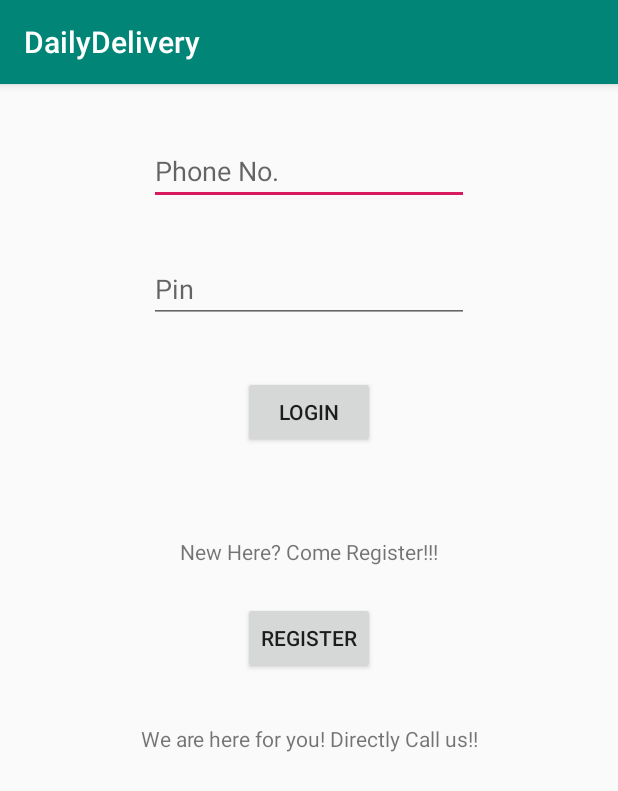
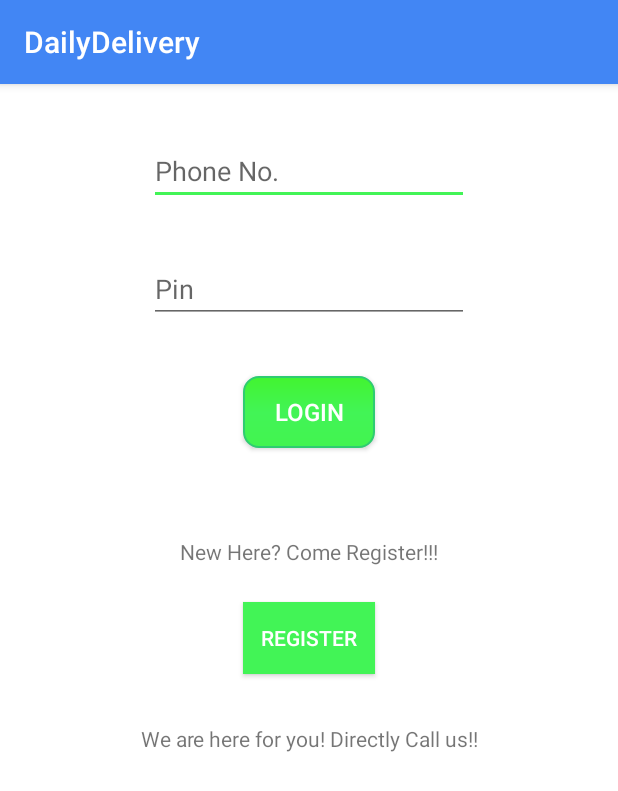
Before and after one commit to dailydelivery4u/DailyDelivery, an Android app: the screen it shows after launch (LoginActivity), on a phone screen of 412 x 824 dp. Shown: the top 791 px of the screen. Run offline under Robolectric (Android 15) with nearby library versions, the phone set to English and light mode, and no system bars.

Commit message:
added basic colors and button styles

```diff
--- a/app/src/main/AndroidManifest.xml
+++ b/app/src/main/AndroidManifest.xml
@@ -12,7 +12,8 @@
         android:roundIcon="@mipmap/ic_launcher_round"
         android:supportsRtl="true"
         android:theme="@style/AppTheme">
-        <activity android:name=".LoginActivity">
+        <activity android:name=".LoginActivity"
+            android:theme="@style/DailyDelivery">
             <intent-filter>
                 <action android:name="android.intent.action.MAIN" />
 
--- /dev/null
+++ b/app/src/main/res/drawable/button_green.xml
@@ -0,0 +1,11 @@
+<?xml version="1.0" encoding="utf-8"?>
+<shape xmlns:android="http://schemas.android.com/apk/res/android"
+    android:shape="rectangle">
+    <gradient
+        android:startColor="#42f430"
+        android:centerColor="@color/colorAccent"
+        android:endColor="#42f450"
+        android:angle="270" />
+    <corners android:radius="10dp" />
+    <stroke android:width="2px" android:color="#2ECC71" />
+</shape>
--- a/app/src/main/res/layout/activity_login.xml
+++ b/app/src/main/res/layout/activity_login.xml
@@ -36,6 +36,9 @@
         android:layout_marginTop="35dp"
         android:onClick="onLoginBtnClicked"
         android:text="Login"
+        android:textSize="16dp"
+        android:background="@drawable/button_green"
+        android:textColor="@android:color/white"
         app:layout_constraintEnd_toEndOf="parent"
         app:layout_constraintStart_toStartOf="parent"
         app:layout_constraintTop_toBottomOf="@+id/pinInput" />
@@ -59,6 +62,8 @@
         android:layout_marginTop="24dp"
         android:onClick="onRegisterBrnClicked"
         android:text="Register"
+        android:background="@color/colorAccent"
+        android:textColor="@android:color/white"
         app:layout_constraintStart_toStartOf="@+id/textView2"
         app:layout_constraintTop_toBottomOf="@+id/textView" />
 
--- /dev/null
+++ b/app/src/main/res/values-v21/styles.xml
@@ -0,0 +1,10 @@
+<?xml version="1.0" encoding="utf-8"?>
+<resources>
+
+    <style name="DailyDelivery" parent="AppTheme">
+        <item name="android:navigationBarColor">@color/colorPrimary</item>
+        <item name="android:textColorPrimary">@color/lightBackground</item>
+        <item name="android:textColorPrimaryInverse">@color/colorAccent</item>
+        <item name="android:windowBackground">@android:color/background_light</item>
+    </style>
+</resources>
--- a/app/src/main/res/values/colors.xml
+++ b/app/src/main/res/values/colors.xml
@@ -1,6 +1,11 @@
 <?xml version="1.0" encoding="utf-8"?>
 <resources>
-    <color name="colorPrimary">#008577</color>
-    <color name="colorPrimaryDark">#00574B</color>
-    <color name="colorAccent">#D81B60</color>
+    <color name="colorPrimary">#4286f4</color>
+    <color name="colorPrimaryDark">#415cf4</color>
+    <color name="lightBackground">#e0fff8</color>
+    <color name="colorAccent">#42f456</color>
+    <color name="lightGreen">#008577</color>
+    <color name="darkGreen">#00574B</color>
+    <color name="magenta">#D81B60</color>
+    <color name="orange">#c45631</color>
 </resources>
--- a/app/src/main/res/values/styles.xml
+++ b/app/src/main/res/values/styles.xml
@@ -8,4 +8,10 @@
         <item name="colorAccent">@color/colorAccent</item>
     </style>
 
+    <style name="DailyDelivery" parent="AppTheme" >
+        <item name="android:textColorPrimary">@color/lightBackground</item>
+        <item name="android:textColorPrimaryInverse">@color/colorAccent</item>
+        <item name="android:windowBackground">@android:color/background_light</item>
+    </style>
+
 </resources>
```
